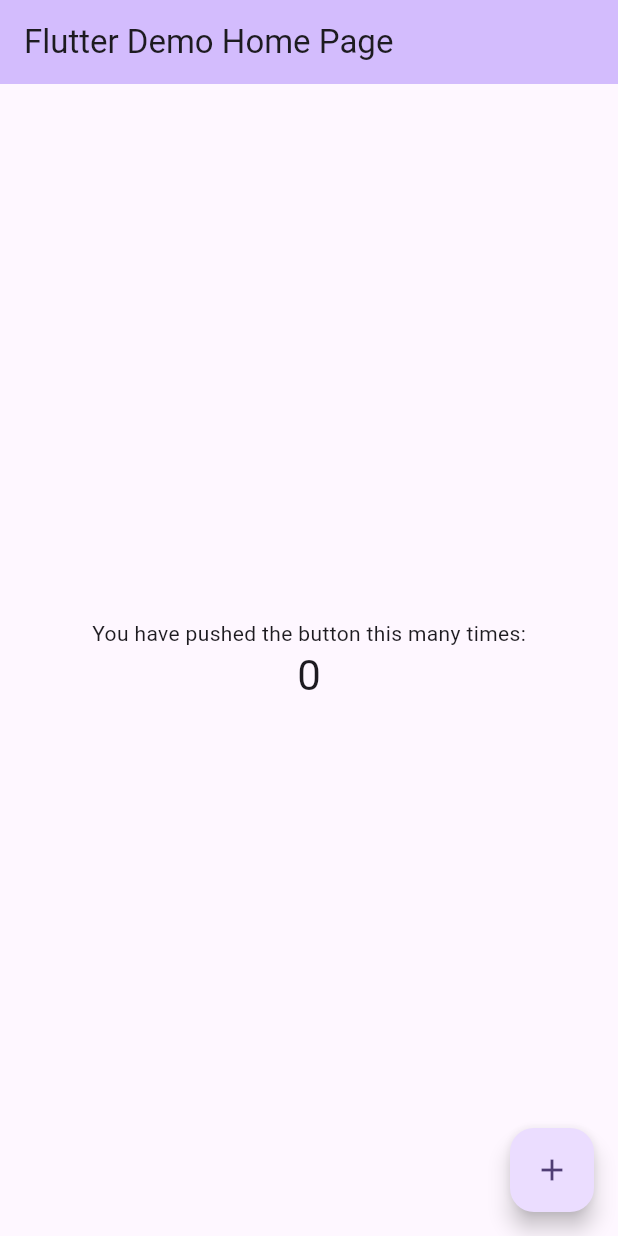
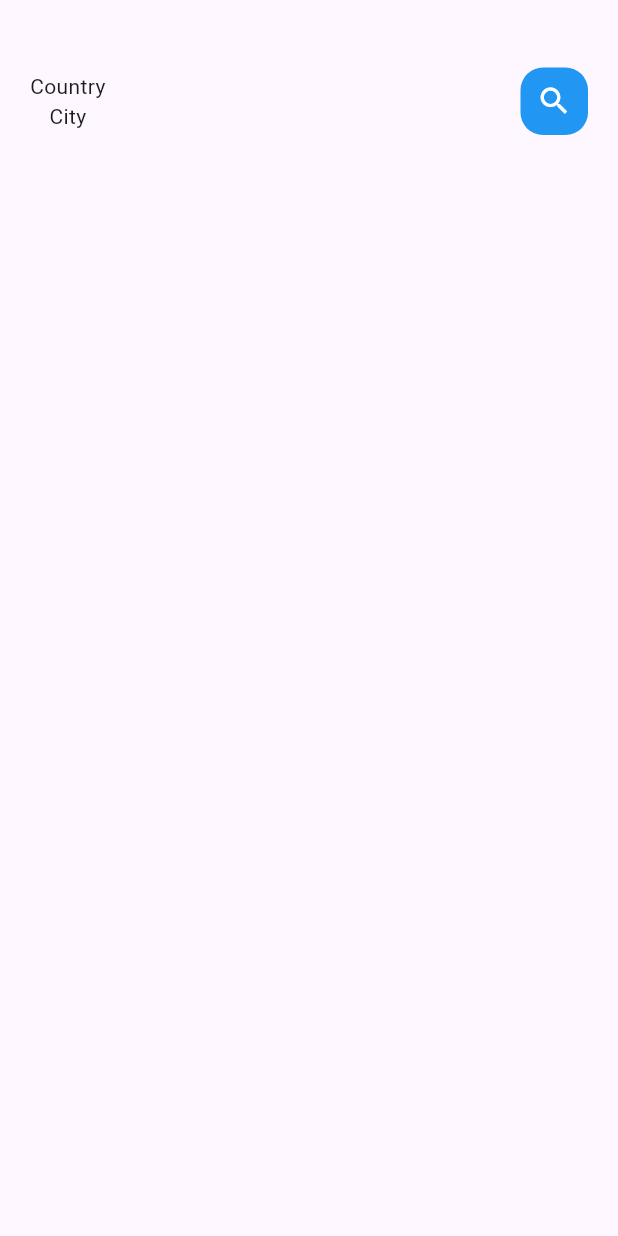
Before and after one commit to fredrickmugish/Food-delivery, a Flutter app: the screen it shows after launch, on a phone screen of 412 x 824 dp. Run offline on Flutter 3.47's test engine with Material 3 defaults, Android fonts, the phone set to English and light mode, and no system bars.

Commit message:
first commit

```diff
--- /dev/null
+++ b/lib/home/main_food_page.dart
@@ -0,0 +1,47 @@
+import "package:flutter/material.dart";
+
+class MainFoodPage extends StatefulWidget {
+  const MainFoodPage({super.key});
+
+  @override
+  State<MainFoodPage> createState() => _MainFoodPageState();
+}
+
+class _MainFoodPageState extends State<MainFoodPage> {
+  @override
+  Widget build(BuildContext context) {
+    return Scaffold(
+      body: Column(
+        children: [
+          Container(
+      child: Container(
+        margin: EdgeInsets.only(top: 45, bottom: 15),
+        padding: EdgeInsets.only(left: 20, right: 20),
+
+        child: Row(
+          mainAxisAlignment: MainAxisAlignment.spaceBetween,
+          children: [
+            Column(
+              children: [
+            Text("Country"),
+            Text("City"),
+              ],
+            ),
+            Container(
+            width: 45,
+            height: 45,
+            child: Icon(Icons.search, color: Colors.white),
+            decoration: BoxDecoration(
+            borderRadius: BorderRadius.circular(15),
+            color: Colors.blue,
+            ),
+            )
+          ],
+        ),
+      ),
+    ),
+        ],
+      )
+    );
+  }
+}
--- a/lib/home/main_home_page.dart
+++ /dev/null
@@ -1,15 +0,0 @@
-import 'package:flutter/material.dart';
-
-class MainHomePage extends StatefulWidget {
-  const MainHomePage({super.key});
-
-  @override
-  State<MainHomePage> createState() => _MainHomePageState();
-}
-
-class _MainHomePageState extends State<MainHomePage> {
-  @override
-  Widget build(BuildContext context) {
-    return const Placeholder();
-  }
-}
--- a/lib/main.dart
+++ b/lib/main.dart
@@ -1,125 +1,19 @@
-import 'package:flutter/material.dart';
+import "package:flutter/material.dart";
+import "package:food/home/main_food_page.dart";
 
-void main() {
-  runApp(const MyApp());
+void main(){
+  runApp(MyApp()
+  );
 }
 
 class MyApp extends StatelessWidget {
   const MyApp({super.key});
 
-  // This widget is the root of your application.
   @override
   Widget build(BuildContext context) {
     return MaterialApp(
-      title: 'Flutter Demo',
-      theme: ThemeData(
-        // This is the theme of your application.
-        //
-        // TRY THIS: Try running your application with "flutter run". You'll see
-        // the application has a purple toolbar. Then, without quitting the app,
-        // try changing the seedColor in the colorScheme below to Colors.green
-        // and then invoke "hot reload" (save your changes or press the "hot
-        // reload" button in a Flutter-supported IDE, or press "r" if you used
-        // the command line to start the app).
-        //
-        // Notice that the counter didn't reset back to zero; the application
-        // state is not lost during the reload. To reset the state, use hot
-        // restart instead.
-        //
-        // This works for code too, not just values: Most code changes can be
-        // tested with just a hot reload.
-        colorScheme: ColorScheme.fromSeed(seedColor: Colors.deepPurple),
-        useMaterial3: true,
-      ),
-      home: const MyHomePage(title: 'Flutter Demo Home Page'),
+      debugShowCheckedModeBanner: false,
+      home: MainFoodPage(),
     );
   }
 }
-
-class MyHomePage extends StatefulWidget {
-  const MyHomePage({super.key, required this.title});
-
-  // This widget is the home page of your application. It is stateful, meaning
-  // that it has a State object (defined below) that contains fields that affect
-  // how it looks.
-
-  // This class is the configuration for the state. It holds the values (in this
-  // case the title) provided by the parent (in this case the App widget) and
-  // used by the build method of the State. Fields in a Widget subclass are
-  // always marked "final".
-
-  final String title;
-
-  @override
-  State<MyHomePage> createState() => _MyHomePageState();
-}
-
-class _MyHomePageState extends State<MyHomePage> {
-  int _counter = 0;
-
-  void _incrementCounter() {
-    setState(() {
-      // This call to setState tells the Flutter framework that something has
-      // changed in this State, which causes it to rerun the build method below
-      // so that the display can reflect the updated values. If we changed
-      // _counter without calling setState(), then the build method would not be
-      // called again, and so nothing would appear to happen.
-      _counter++;
-    });
-  }
-
-  @override
-  Widget build(BuildContext context) {
-    // This method is rerun every time setState is called, for instance as done
-    // by the _incrementCounter method above.
-    //
-    // The Flutter framework has been optimized to make rerunning build methods
-    // fast, so that you can just rebuild anything that needs updating rather
-    // than having to individually change instances of widgets.
-    return Scaffold(
-      appBar: AppBar(
-        // TRY THIS: Try changing the color here to a specific color (to
-        // Colors.amber, perhaps?) and trigger a hot reload to see the AppBar
-        // change color while the other colors stay the same.
-        backgroundColor: Theme.of(context).colorScheme.inversePrimary,
-        // Here we take the value from the MyHomePage object that was created by
-        // the App.build method, and use it to set our appbar title.
-        title: Text(widget.title),
-      ),
-      body: Center(
-        // Center is a layout widget. It takes a single child and positions it
-        // in the middle of the parent.
-        child: Column(
-          // Column is also a layout widget. It takes a list of children and
-          // arranges them vertically. By default, it sizes itself to fit its
-          // children horizontally, and tries to be as tall as its parent.
-          //
-          // Column has various properties to control how it sizes itself and
-          // how it positions its children. Here we use mainAxisAlignment to
-          // center the children vertically; the main axis here is the vertical
-          // axis because Columns are vertical (the cross axis would be
-          // horizontal).
-          //
-          // TRY THIS: Invoke "debug painting" (choose the "Toggle Debug Paint"
-          // action in the IDE, or press "p" in the console), to see the
-          // wireframe for each widget.
-          mainAxisAlignment: MainAxisAlignment.center,
-          children: <Widget>[
-            const Text(
-              'You have pushed the button this many times:',
-            ),
-            Text(
-              '$_counter',
-              style: Theme.of(context).textTheme.headlineMedium,
-            ),
-          ],
-        ),
-      ),
-      floatingActionButton: FloatingActionButton(
-        onPressed: _incrementCounter,
-        tooltip: 'Increment',
-        child: const Icon(Icons.add),
-      ), // This trailing comma makes auto-formatting nicer for build methods.
-    );
-  }
-}
```
